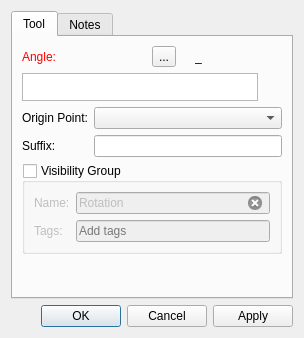
First picture: the form in src/libs/vtools/dialogs/tools/dialogrotation.ui, repository dismine/valentina, before the edit.
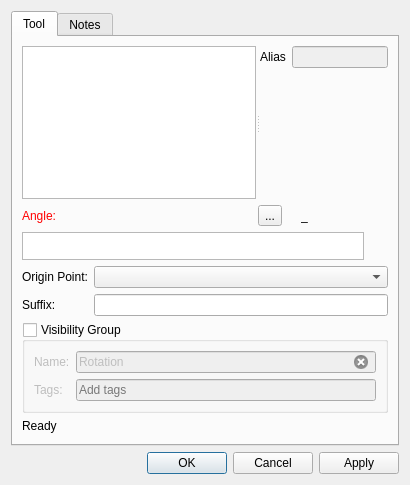
Second picture: the form after the edit. Icons and pictures are not drawn. Custom widgets are drawn as their Qt base class.

Commit message: Alias support for group operations.

The edit to the form file:
```diff
--- a/src/libs/vtools/dialogs/tools/dialogrotation.ui
+++ b/src/libs/vtools/dialogs/tools/dialogrotation.ui
@@ -6,8 +6,8 @@
    <rect>
     <x>0</x>
     <y>0</y>
-    <width>304</width>
-    <height>338</height>
+    <width>410</width>
+    <height>485</height>
    </rect>
   </property>
   <property name="windowTitle">
@@ -28,6 +28,35 @@
        <string>Tool</string>
       </attribute>
       <layout class="QVBoxLayout" name="verticalLayout">
+       <item>
+        <widget class="QSplitter" name="splitter">
+         <property name="orientation">
+          <enum>Qt::Horizontal</enum>
+         </property>
+         <widget class="QListWidget" name="listWidget"/>
+         <widget class="QWidget" name="formLayoutWidget">
+          <layout class="QFormLayout" name="formLayout_2">
+           <item row="0" column="0">
+            <widget class="QLabel" name="labelAlias">
+             <property name="text">
+              <string>Alias</string>
+             </property>
+            </widget>
+           </item>
+           <item row="0" column="1">
+            <widget class="QLineEdit" name="lineEditAlias">
+             <property name="enabled">
+              <bool>false</bool>
+             </property>
+             <property name="clearButtonEnabled">
+              <bool>true</bool>
+             </property>
+            </widget>
+           </item>
+          </layout>
+         </widget>
+        </widget>
+       </item>
        <item>
         <layout class="QHBoxLayout" name="horizontalLayout">
          <item alignment="Qt::AlignLeft">
@@ -287,6 +316,13 @@
          </layout>
         </widget>
        </item>
+       <item>
+        <widget class="QLabel" name="labelStatus">
+         <property name="text">
+          <string>Ready</string>
+         </property>
+        </widget>
+       </item>
        <item>
         <spacer name="verticalSpacer">
          <property name="orientation">
```
The commit also changes 36 other files.
